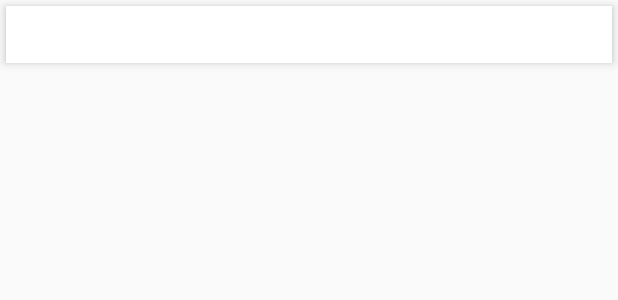
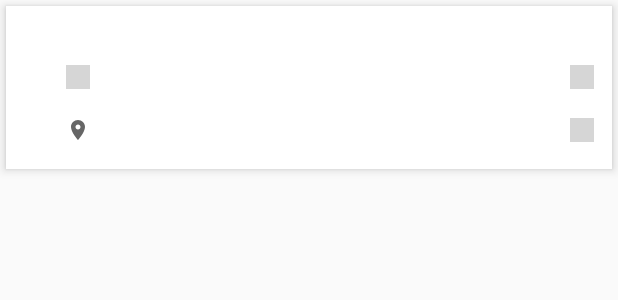
Before and after one commit to shivam-jindal/RemindThere, an Android app: the layout single_row_outer_recyclerview.xml on its own in the app's theme, with its tools: preview values and no code run, on a phone screen of 412 x 824 dp. Shown: the top 300 px of the screen. Run offline under Robolectric (Android 15) with nearby library versions, the phone set to English and light mode, and no system bars; grey boxes are pictures that could not be loaded.

Commit message:
Change  layout to show active reminders

```diff
--- a/app/src/main/res/layout/single_row_outer_recyclerview.xml
+++ b/app/src/main/res/layout/single_row_outer_recyclerview.xml
@@ -3,8 +3,8 @@
     android:layout_width="match_parent"
     android:layout_height="wrap_content"
     android:layout_margin="4dp"
+    android:background="#FFFFFF"
     android:elevation="4dp"
-    android:background="#FFFFFF"
     android:orientation="vertical">
 
     <TextView
@@ -12,18 +12,94 @@
         android:layout_width="match_parent"
         android:layout_height="wrap_content"
         android:layout_alignParentTop="true"
-        android:textColor="@color/title_text"
+        android:paddingBottom="4dp"
         android:paddingLeft="8dp"
         android:paddingRight="8dp"
         android:paddingTop="4dp"
-        android:paddingBottom="4dp"
+        android:textColor="@color/title_text"
         android:textSize="@dimen/title_text" />
+
+    <LinearLayout
+        android:id="@+id/date_reminder_layout"
+        android:layout_width="match_parent"
+        android:layout_height="wrap_content"
+        android:layout_below="@+id/title"
+        android:layout_marginTop="4dp"
+        android:layout_marginBottom="4dp"
+        android:layout_marginEnd="8dp"
+        android:layout_marginStart="36dp"
+        android:orientation="horizontal"
+        android:padding="4dp">
+
+        <ImageView
+            android:layout_width="16dp"
+            android:layout_height="16dp"
+            android:layout_gravity="center_vertical"
+            android:src="@drawable/ic_alarm" />
+
+        <TextView
+            android:id="@+id/date_reminder_text"
+            android:layout_width="0dp"
+            android:layout_height="wrap_content"
+            android:layout_weight="1"
+            android:paddingLeft="4dp"
+            android:paddingRight="4dp"
+            android:layout_gravity="center_vertical"
+            android:textColor="@color/reminder_text" />
+
+        <ImageView
+            android:id="@+id/date_reminder_delete"
+            android:layout_width="16dp"
+            android:layout_height="16dp"
+            android:foregroundGravity="right"
+            android:layout_gravity="center_vertical"
+            android:src="@drawable/ic_delete_black"/>
+
+    </LinearLayout>
+
+
+    <LinearLayout
+        android:id="@+id/location_reminder_layout"
+        android:layout_width="match_parent"
+        android:layout_height="wrap_content"
+        android:layout_below="@+id/date_reminder_layout"
+        android:layout_marginTop="4dp"
+        android:layout_marginBottom="4dp"
+        android:layout_marginEnd="8dp"
+        android:layout_marginStart="36dp"
+        android:orientation="horizontal"
+        android:padding="4dp">
+
+        <ImageView
+            android:layout_width="16dp"
+            android:layout_height="16dp"
+            android:layout_gravity="center_vertical"
+            android:src="@drawable/ic_location_pin" />
+
+        <TextView
+            android:id="@+id/location_reminder_text"
+            android:layout_width="0dp"
+            android:layout_height="wrap_content"
+            android:layout_weight="1"
+            android:paddingLeft="4dp"
+            android:layout_gravity="center_vertical"
+            android:paddingRight="4dp"
+            android:textColor="@color/reminder_text" />
+
+        <ImageView
+            android:id="@+id/location_reminder_delete"
+            android:layout_width="16dp"
+            android:layout_height="16dp"
+            android:layout_gravity="center_vertical"
+            android:foregroundGravity="right"
+            android:src="@drawable/ic_delete_black" />
+    </LinearLayout>
 
     <android.support.v7.widget.RecyclerView
         android:id="@+id/inner_recycler_view"
         android:layout_width="wrap_content"
         android:layout_height="wrap_content"
-        android:layout_below="@+id/title"
+        android:layout_below="@+id/location_reminder_layout"
         android:layout_margin="@dimen/recyclerview_margin" />
 
 </RelativeLayout>
```
